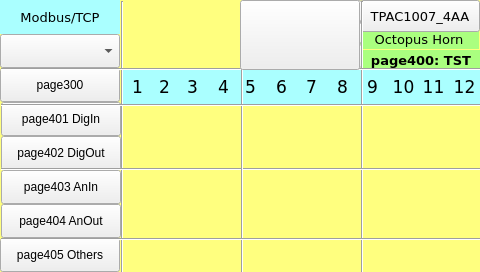
Qt form TPAC1007_04_AA/Octopus_Horn_HMI/page400.ui (MECTsrl/mect_apps) before a commit.
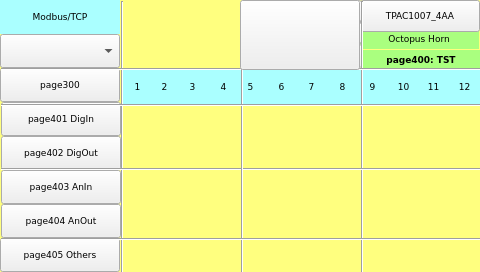
The same form after that commit. Custom widgets are drawn as their Qt base class.

The edit to the form file:
```diff
--- a/TPAC1007_04_AA/Octopus_Horn_HMI/page400.ui
+++ b/TPAC1007_04_AA/Octopus_Horn_HMI/page400.ui
@@ -43,7 +43,7 @@
 <property name="font">
 <font>
 <family>DejaVu Sans</family>
-<pointsize>10</pointsize>
+     <pointsize>7</pointsize>
 </font>
 </property>
 <property name="styleSheet">
@@ -68,7 +68,7 @@
 <property name="font">
 <font>
 <family>DejaVu Sans</family>
-<pointsize>10</pointsize>
+     <pointsize>7</pointsize>
 <weight>50</weight>
 <bold>false</bold>
 </font>
@@ -136,7 +136,7 @@
 <property name="font">
 <font>
 <family>DejaVu Sans</family>
-<pointsize>13</pointsize>
+     <pointsize>7</pointsize>
 </font>
 </property>
 <property name="styleSheet">
@@ -197,7 +197,7 @@
 <property name="font">
 <font>
 <family>DejaVu Sans</family>
-<pointsize>13</pointsize>
+     <pointsize>7</pointsize>
 </font>
 </property>
 <property name="styleSheet">
@@ -330,7 +330,7 @@
 <property name="font">
 <font>
 <family>DejaVu Sans</family>
-<pointsize>13</pointsize>
+     <pointsize>7</pointsize>
 </font>
 </property>
 <property name="styleSheet">
@@ -461,7 +461,7 @@
 <property name="font">
 <font>
 <family>DejaVu Sans</family>
-<pointsize>13</pointsize>
+     <pointsize>7</pointsize>
 </font>
 </property>
 <property name="styleSheet">
@@ -483,6 +483,12 @@
 <height>34</height>
 </rect>
 </property>
+   <property name="font">
+    <font>
+     <family>DejaVu Sans</family>
+     <pointsize>7</pointsize>
+    </font>
+   </property>
 <property name="toolTip">
 <string/>
 </property>
@@ -608,7 +614,7 @@
 <property name="font">
 <font>
 <family>DejaVu Sans</family>
-<pointsize>13</pointsize>
+     <pointsize>7</pointsize>
 </font>
 </property>
 <property name="styleSheet">
@@ -706,7 +712,7 @@
 <property name="font">
 <font>
 <family>DejaVu Sans</family>
-<pointsize>13</pointsize>
+     <pointsize>7</pointsize>
 </font>
 </property>
 <property name="styleSheet">
@@ -731,7 +737,7 @@
 <property name="font">
 <font>
 <family>DejaVu Sans</family>
-<pointsize>10</pointsize>
+     <pointsize>7</pointsize>
 <weight>75</weight>
 <bold>true</bold>
 </font>
@@ -827,6 +833,12 @@
 <height>34</height>
 </rect>
 </property>
+   <property name="font">
+    <font>
+     <family>DejaVu Sans</family>
+     <pointsize>7</pointsize>
+    </font>
+   </property>
 <property name="toolTip">
 <string/>
 </property>
@@ -926,6 +938,12 @@
 <height>34</height>
 </rect>
 </property>
+   <property name="font">
+    <font>
+     <family>DejaVu Sans</family>
+     <pointsize>7</pointsize>
+    </font>
+   </property>
 <property name="toolTip">
 <string/>
 </property>
@@ -1051,7 +1069,7 @@
 <property name="font">
 <font>
 <family>DejaVu Sans</family>
-<pointsize>13</pointsize>
+     <pointsize>7</pointsize>
 </font>
 </property>
 <property name="styleSheet">
@@ -1187,7 +1205,7 @@
 <property name="font">
 <font>
 <family>DejaVu Sans</family>
-<pointsize>13</pointsize>
+     <pointsize>7</pointsize>
 </font>
 </property>
 <property name="styleSheet">
@@ -1212,7 +1230,7 @@
 <property name="font">
 <font>
 <family>DejaVu Sans</family>
-<pointsize>13</pointsize>
+     <pointsize>7</pointsize>
 </font>
 </property>
 <property name="styleSheet">
@@ -1270,6 +1288,12 @@
 <height>34</height>
 </rect>
 </property>
+   <property name="font">
+    <font>
+     <family>DejaVu Sans</family>
+     <pointsize>7</pointsize>
+    </font>
+   </property>
 <property name="toolTip">
 <string/>
 </property>
@@ -1739,7 +1763,7 @@
 <property name="font">
 <font>
 <family>DejaVu Sans</family>
-<pointsize>13</pointsize>
+     <pointsize>7</pointsize>
 </font>
 </property>
 <property name="styleSheet">
@@ -1764,7 +1788,7 @@
 <property name="font">
 <font>
 <family>DejaVu Sans</family>
-<pointsize>13</pointsize>
+     <pointsize>7</pointsize>
 </font>
 </property>
 <property name="styleSheet">
@@ -1933,7 +1957,7 @@
 <property name="font">
 <font>
 <family>DejaVu Sans</family>
-<pointsize>13</pointsize>
+     <pointsize>7</pointsize>
 </font>
 </property>
 <property name="styleSheet">
@@ -2004,6 +2028,12 @@
 <height>34</height>
 </rect>
 </property>
+   <property name="font">
+    <font>
+     <family>DejaVu Sans</family>
+     <pointsize>7</pointsize>
+    </font>
+   </property>
 <property name="toolTip">
 <string/>
 </property>
@@ -2088,7 +2118,7 @@
 <property name="font">
 <font>
 <family>DejaVu Sans</family>
-<pointsize>10</pointsize>
+     <pointsize>7</pointsize>
 </font>
 </property>
 <property name="styleSheet">
@@ -2163,6 +2193,12 @@
 <height>34</height>
 </rect>
 </property>
+   <property name="font">
+    <font>
+     <family>DejaVu Sans</family>
+     <pointsize>7</pointsize>
+    </font>
+   </property>
 <property name="toolTip">
 <string/>
 </property>
```
Left out of the diff: 70 changed lines with no effect on the pictures. Lines whose indentation alone changed are shown as unchanged.
